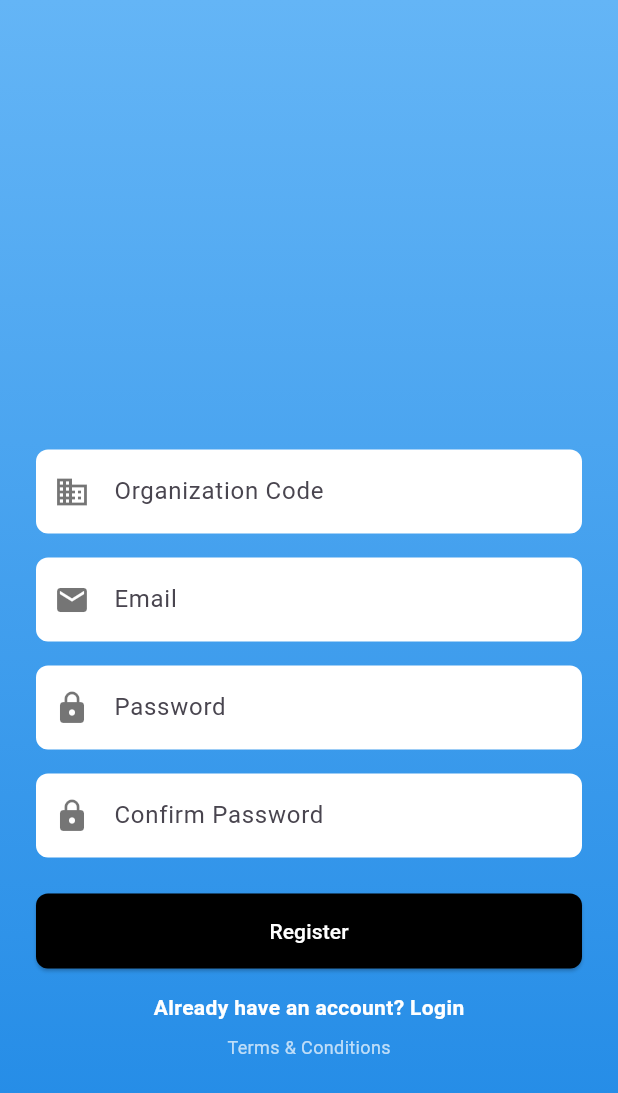
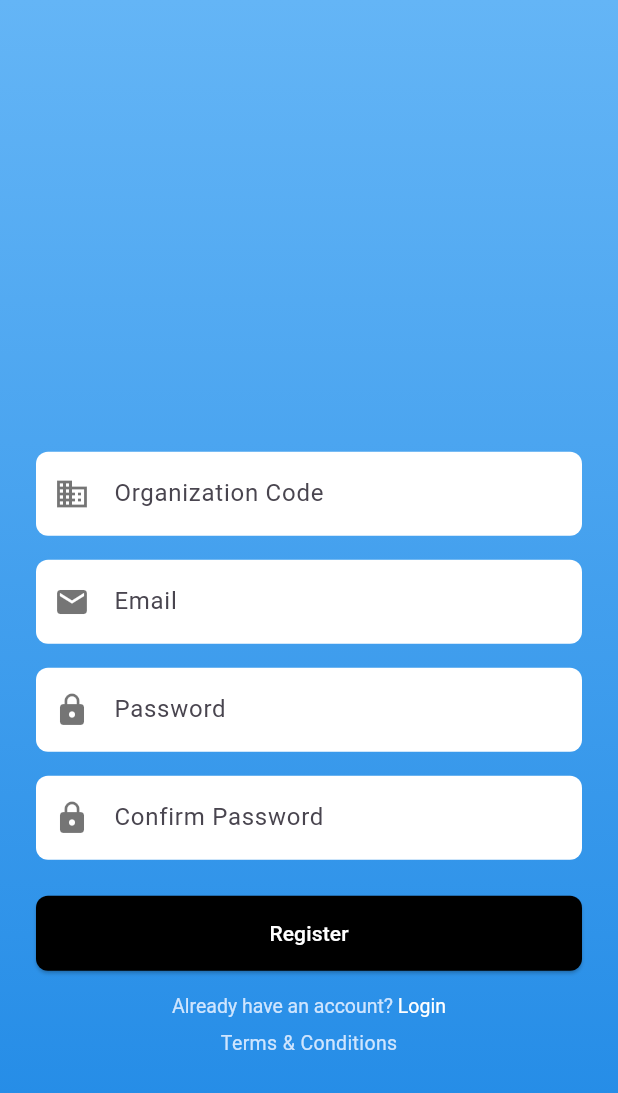
Before and after one commit to Darxxn/sandbox, a Flutter app: the RegisterScreen screen opened by its route, on a phone screen of 412 x 824 dp. Shown: the top 1093 px of the screen. Run offline on Flutter 3.47's test engine with Material 3 defaults, Android fonts, the phone set to English and light mode, and no system bars; our stand-ins replace flutter_svg, supabase_flutter; accounts and stored records are empty; project files that could hold a hidden picture were left out.

Commit message:
switch back login/register

```diff
--- a/opsync/lib/screens/register_screen.dart
+++ b/opsync/lib/screens/register_screen.dart
@@ -1,8 +1,8 @@
-// lib/screens/register_screen.dart
 import 'package:flutter/material.dart';
 import 'package:provider/provider.dart';
 import '../viewmodels/register_vm.dart';
 import '../widgets/custom_text_field.dart';
+import 'package:flutter/gestures.dart';
 
 class RegisterScreen extends StatelessWidget {
   @override
@@ -50,15 +50,41 @@ class RegisterScreen extends StatelessWidget {
                 child: Text("Register", style: TextStyle(color: Colors.white)),
               ),
               SizedBox(height: 16),
-              GestureDetector(
-                onTap: () {},
-                child: Text("Already have an account? Login", style: TextStyle(color: Colors.white, fontWeight: FontWeight.bold)),
-              ),
+              RichText(
+                  text: TextSpan(
+                    text: "Already have an account? ",
+                    style: const TextStyle(
+                      color: Color(0xFFCFE5FE), // Light blue for the non-clickable text
+                      fontSize: 13,
+                    ),
+                    children: [
+                      TextSpan(
+                        text: "Login",
+                        style: const TextStyle(
+                          color: Colors.white, // White for the clickable link
+                          fontSize: 13,
+                        ),
+                        recognizer: TapGestureRecognizer()
+                          ..onTap = () {
+                            Navigator.pushNamed(context, '/login');
+                          },
+                      ),
+                    ],
+                  ),
+                ),
+
               SizedBox(height: 8),
               GestureDetector(
-                onTap: () {},
-                child: Text("Terms & Conditions", style: TextStyle(color: Colors.white70, fontSize: 12)),
-              ),
+                  onTap: () {
+                  },
+                  child: const Text(
+                    "Terms & Conditions",
+                    style: TextStyle(
+                      color: Color(0xFFCFE5FE),
+                      fontSize: 13,
+                    ),
+                  ),
+                ),
             ],
           ),
         ),
```
Also changed, not shown: opsync/lib/screens/login_screen.dart (+3 -17 lines).
